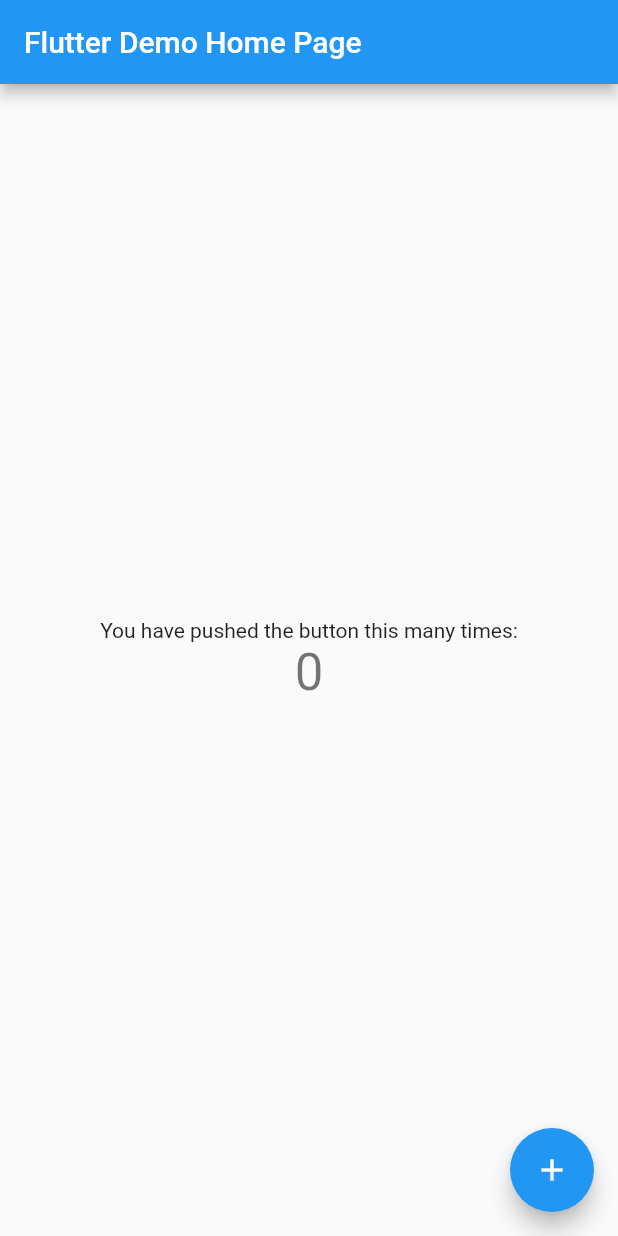
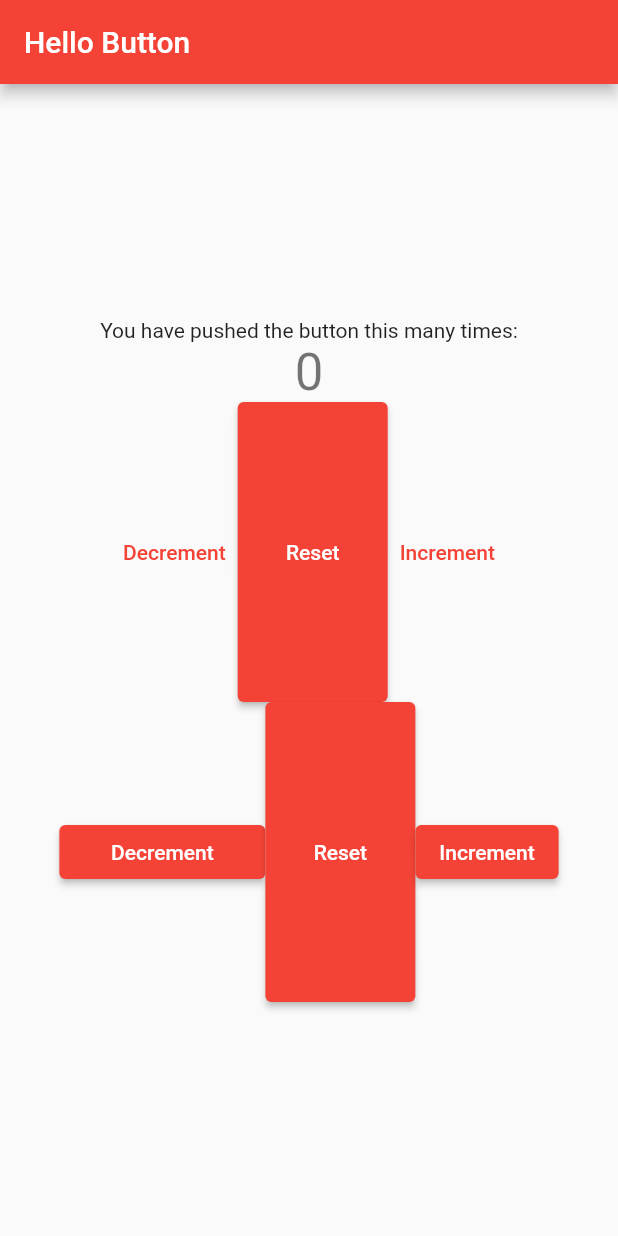
Before and after one commit to rhit-nikolira/HelloButton, a Flutter app: the screen it shows after launch, on a phone screen of 412 x 824 dp. Run offline on Flutter 3.47's test engine with Material 2 defaults, Android fonts, the phone set to English and light mode, and no system bars.

Commit message:
flexible flutter

```diff
--- a/hello_button/lib/main.dart
+++ b/hello_button/lib/main.dart
@@ -7,39 +7,20 @@ void main() {
 class MyApp extends StatelessWidget {
   const MyApp({super.key});
 
-  // This widget is the root of your application.
   @override
   Widget build(BuildContext context) {
     return MaterialApp(
-      title: 'Flutter Demo',
+      title: 'Hello Button',
       theme: ThemeData(
-        // This is the theme of your application.
-        //
-        // Try running your application with "flutter run". You'll see the
-        // application has a blue toolbar. Then, without quitting the app, try
-        // changing the primarySwatch below to Colors.green and then invoke
-        // "hot reload" (press "r" in the console where you ran "flutter run",
-        // or simply save your changes to "hot reload" in a Flutter IDE).
-        // Notice that the counter didn't reset back to zero; the application
-        // is not restarted.
-        primarySwatch: Colors.blue,
+        primarySwatch: Colors.red,
       ),
-      home: const MyHomePage(title: 'Flutter Demo Home Page'),
+      home: const MyHomePage(title: 'Hello Button'),
     );
   }
 }
 
 class MyHomePage extends StatefulWidget {
   const MyHomePage({super.key, required this.title});
-
-  // This widget is the home page of your application. It is stateful, meaning
-  // that it has a State object (defined below) that contains fields that affect
-  // how it looks.
-
-  // This class is the configuration for the state. It holds the values (in this
-  // case the title) provided by the parent (in this case the App widget) and
-  // used by the build method of the State. Fields in a Widget subclass are
-  // always marked "final".
 
   final String title;
 
@@ -50,49 +31,27 @@ class MyHomePage extends StatefulWidget {
 class _MyHomePageState extends State<MyHomePage> {
   int _counter = 0;
 
-  void _incrementCounter() {
+  void _incrementCounter(int amount) {
     setState(() {
-      // This call to setState tells the Flutter framework that something has
-      // changed in this State, which causes it to rerun the build method below
-      // so that the display can reflect the updated values. If we changed
-      // _counter without calling setState(), then the build method would not be
-      // called again, and so nothing would appear to happen.
-      _counter++;
+      //Built in function on a state objects
+      _counter += amount;
+    });
+  }
+
+  void _setCounter(int amount) {
+    setState(() {
+      _counter = amount;
     });
   }
 
   @override
   Widget build(BuildContext context) {
-    // This method is rerun every time setState is called, for instance as done
-    // by the _incrementCounter method above.
-    //
-    // The Flutter framework has been optimized to make rerunning build methods
-    // fast, so that you can just rebuild anything that needs updating rather
-    // than having to individually change instances of widgets.
     return Scaffold(
       appBar: AppBar(
-        // Here we take the value from the MyHomePage object that was created by
-        // the App.build method, and use it to set our appbar title.
         title: Text(widget.title),
       ),
       body: Center(
-        // Center is a layout widget. It takes a single child and positions it
-        // in the middle of the parent.
         child: Column(
-          // Column is also a layout widget. It takes a list of children and
-          // arranges them vertically. By default, it sizes itself to fit its
-          // children horizontally, and tries to be as tall as its parent.
-          //
-          // Invoke "debug painting" (press "p" in the console, choose the
-          // "Toggle Debug Paint" action from the Flutter Inspector in Android
-          // Studio, or the "Toggle Debug Paint" command in Visual Studio Code)
-          // to see the wireframe for each widget.
-          //
-          // Column has various properties to control how it sizes itself and
-          // how it positions its children. Here we use mainAxisAlignment to
-          // center the children vertically; the main axis here is the vertical
-          // axis because Columns are vertical (the cross axis would be
-          // horizontal).
           mainAxisAlignment: MainAxisAlignment.center,
           children: <Widget>[
             const Text(
@@ -102,14 +61,77 @@ class _MyHomePageState extends State<MyHomePage> {
               '$_counter',
               style: Theme.of(context).textTheme.headline4,
             ),
+            Row(
+              crossAxisAlignment: CrossAxisAlignment.center,
+              // mainAxisSize: MainAxisSize.max, //default
+              mainAxisAlignment: MainAxisAlignment
+                  .center, //start, spaceBetween, spaceAround, spaceEvenly, center, end
+              children: [
+                TextButton(
+                  onPressed: () {
+                    _incrementCounter(-1);
+                  },
+                  child: const Text("Decrement"),
+                ),
+                Container(
+                  height: 200.0,
+                  width: 100.0,
+                  child: ElevatedButton(
+                    onPressed: () {
+                      _setCounter(0);
+                    },
+                    child: Text("Reset"),
+                  ),
+                ),
+                TextButton(
+                  onPressed: () {
+                    _incrementCounter(1);
+                  },
+                  child: const Text("Increment"),
+                ),
+              ],
+            ),
+            Row(
+              crossAxisAlignment: CrossAxisAlignment.center,
+              // mainAxisSize: MainAxisSize.max, //default
+              mainAxisAlignment: MainAxisAlignment
+                  .center, //start, spaceBetween, spaceAround, spaceEvenly, center, end
+              children: [
+                Flexible(
+                  flex: 1,
+                  fit: FlexFit.tight,
+                  child: ElevatedButton(
+                    onPressed: () {
+                      _incrementCounter(-1);
+                    },
+                    child: const Text("Decrement"),
+                  ),
+                ),
+                Flexible(
+                  child: Container(
+                    height: 200.0,
+                    width: 100.0,
+                    child: ElevatedButton(
+                      onPressed: () {
+                        _setCounter(0);
+                      },
+                      child: Text("Reset"),
+                    ),
+                  ),
+                ),
+                Flexible(
+                  child: ElevatedButton(
+                    onPressed: () {
+                      _incrementCounter(1);
+                    },
+                    child: const Text("Increment"),
+                  ),
+                ),
+              ],
+            ),
           ],
         ),
       ),
-      floatingActionButton: FloatingActionButton(
-        onPressed: _incrementCounter,
-        tooltip: 'Increment',
-        child: const Icon(Icons.add),
-      ), // This trailing comma makes auto-formatting nicer for build methods.
     );
   }
 }
```
